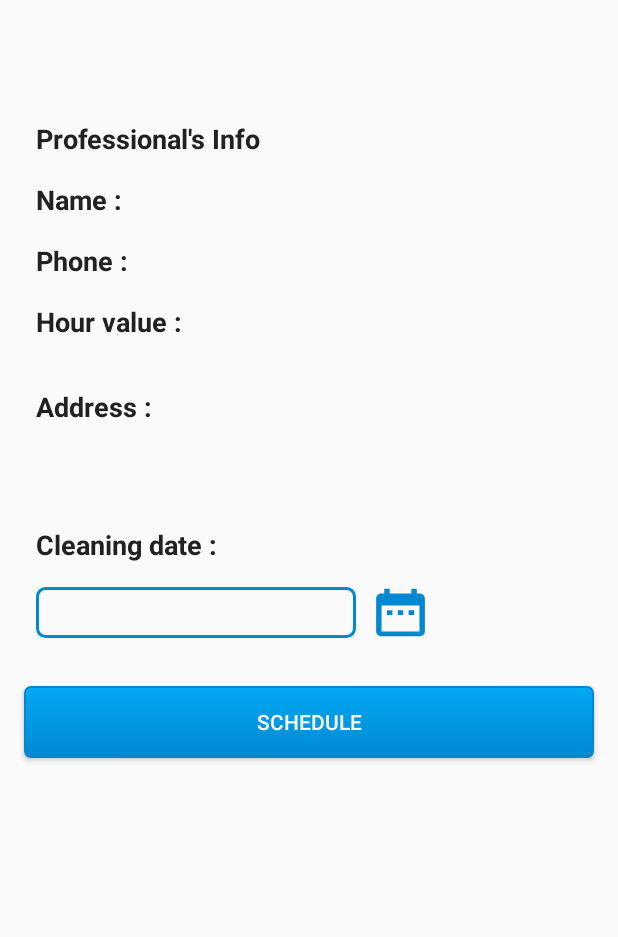
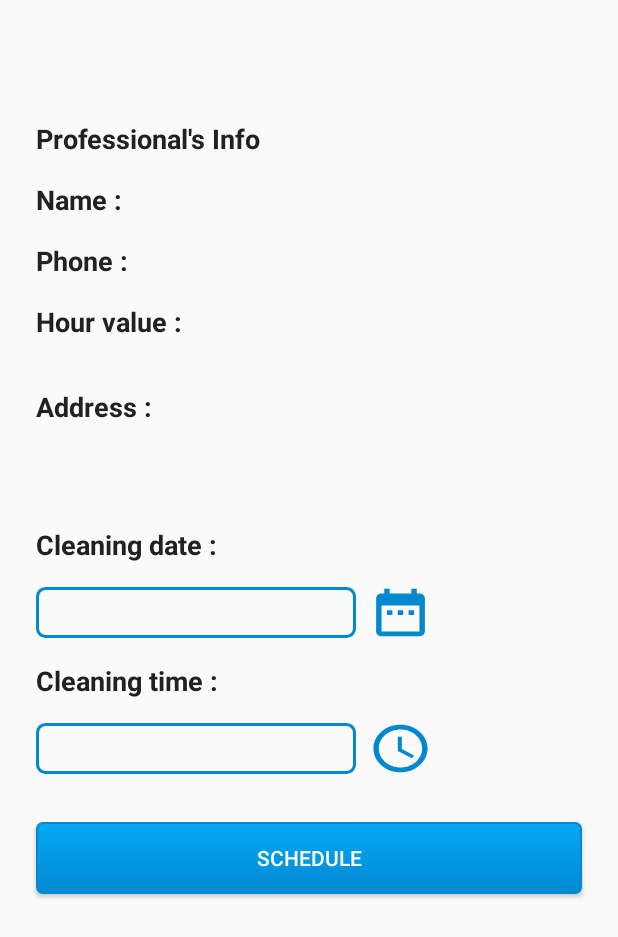
Before and after one commit to jjaviles2010/Clean, an Android app: the CleanerDetailActivity screen opened directly, with no data from a screen before it, on a phone screen of 412 x 824 dp. Shown: the top 937 px of the screen. Run offline under Robolectric (Android 15) with nearby library versions, the light colour scheme and no system bars.

Commit message:
Incluindo campos de data e hora na tela de Detalhes da Diarista.

```diff
--- a/app/src/main/java/com/fiap18Mob/clean/view/cleanerDetail/CleanerDetailActivity.kt
+++ b/app/src/main/java/com/fiap18Mob/clean/view/cleanerDetail/CleanerDetailActivity.kt
@@ -1,13 +1,46 @@
 package com.fiap18Mob.clean.view.cleanerDetail
 
+import android.app.DatePickerDialog
+import android.app.TimePickerDialog
 import androidx.appcompat.app.AppCompatActivity
 import android.os.Bundle
 import com.fiap18Mob.clean.R
+import kotlinx.android.synthetic.main.activity_cleaner_detail.*
+import java.util.*
+import javax.xml.datatype.DatatypeConstants.MONTHS
 
 class CleanerDetailActivity : AppCompatActivity() {
 
     override fun onCreate(savedInstanceState: Bundle?) {
         super.onCreate(savedInstanceState)
         setContentView(R.layout.activity_cleaner_detail)
+
+        btnDatePicker.setOnClickListener { selectDate() }
+        btnTimePicker.setOnClickListener { selectTime() }
+    }
+
+    fun selectDate() {
+        val calendar = Calendar.getInstance()
+        val year = calendar.get(Calendar.YEAR)
+        val month = calendar.get(Calendar.MONTH)
+        val day = calendar.get(Calendar.DAY_OF_MONTH)
+
+        val datePickerDialog = DatePickerDialog(this, DatePickerDialog.OnDateSetListener { view, year, monthOfYear, dayOfMonth ->
+            etScheduleDate.setText("$dayOfMonth/$monthOfYear/$year")
+        }, year, month, day)
+
+        datePickerDialog.show()
+    }
+
+    fun selectTime() {
+        val calendar = Calendar.getInstance()
+        val hour = calendar.get(Calendar.HOUR_OF_DAY)
+        val minute = calendar.get(Calendar.MINUTE);
+
+        val timePickerDialog = TimePickerDialog(this, TimePickerDialog.OnTimeSetListener { view, hourOfDay, minute ->
+            etCleaningTime.setText("$hourOfDay:$minute")
+        }, hour, minute, false)
+
+        timePickerDialog.show()
     }
 }
--- /dev/null
+++ b/app/src/main/res/drawable/ic_access_time_black_24dp.xml
@@ -0,0 +1,5 @@
+<vector android:height="24dp" android:tint="#0288D1"
+    android:viewportHeight="24.0" android:viewportWidth="24.0"
+    android:width="24dp" xmlns:android="http://schemas.android.com/apk/res/android">
+    <path android:fillColor="#FF000000" android:pathData="M11.99,2C6.47,2 2,6.48 2,12s4.47,10 9.99,10C17.52,22 22,17.52 22,12S17.52,2 11.99,2zM12,20c-4.42,0 -8,-3.58 -8,-8s3.58,-8 8,-8 8,3.58 8,8 -3.58,8 -8,8zM12.5,7H11v6l5.25,3.15 0.75,-1.23 -4.5,-2.67z"/>
+</vector>
--- a/app/src/main/res/layout/activity_cleaner_detail.xml
+++ b/app/src/main/res/layout/activity_cleaner_detail.xml
@@ -21,11 +21,11 @@
 
     <TextView
         android:id="@+id/tvNameLbl"
+        style="@style/custom_label_bold"
         android:layout_width="wrap_content"
         android:layout_height="wrap_content"
         android:layout_marginTop="16dp"
         android:text="@string/tvNameLbl"
-        style="@style/custom_label_bold"
         app:layout_constraintStart_toStartOf="@+id/tvProfessionalInfo"
         app:layout_constraintTop_toBottomOf="@+id/tvProfessionalInfo" />
 
@@ -41,11 +41,11 @@
 
     <TextView
         android:id="@+id/tvPhoneNumLbl"
+        style="@style/custom_label_bold"
         android:layout_width="wrap_content"
         android:layout_height="wrap_content"
         android:layout_marginTop="16dp"
         android:text="@string/tvPhoneLbl"
-        style="@style/custom_label_bold"
         app:layout_constraintStart_toStartOf="@+id/tvNameLbl"
         app:layout_constraintTop_toBottomOf="@+id/tvNameLbl" />
 
@@ -75,9 +75,9 @@
         android:layout_height="wrap_content"
         android:layout_marginStart="16dp"
         android:layout_marginTop="20dp"
-        tools:text="150.45"
         app:layout_constraintStart_toEndOf="@+id/tvHourValLbl"
-        app:layout_constraintTop_toBottomOf="@+id/tvPhoneNumValue" />
+        app:layout_constraintTop_toBottomOf="@+id/tvPhoneNumValue"
+        tools:text="150.45" />
 
     <TextView
         android:id="@+id/tvAddress"
@@ -94,15 +94,15 @@
         android:layout_width="wrap_content"
         android:layout_height="wrap_content"
         android:layout_marginTop="16dp"
-        tools:text="Rua Inhambu 954, AP 35B, Vila Uberabinha, São Paulo, SP"
         app:layout_constraintStart_toStartOf="@+id/tvAddress"
-        app:layout_constraintTop_toBottomOf="@+id/tvAddress" />
+        app:layout_constraintTop_toBottomOf="@+id/tvAddress"
+        tools:text="Rua Inhambu 954, AP 35B, Vila Uberabinha, São Paulo, SP" />
 
     <EditText
         android:id="@+id/etScheduleDate"
+        style="@style/custom_edittext"
         android:layout_width="wrap_content"
         android:layout_height="wrap_content"
-        style="@style/custom_edittext"
         android:layout_marginTop="16dp"
         android:ems="10"
         android:inputType="date"
@@ -111,11 +111,11 @@
 
     <TextView
         android:id="@+id/tvServiceDate"
+        style="@style/custom_label_bold"
         android:layout_width="wrap_content"
         android:layout_height="wrap_content"
         android:layout_marginTop="32dp"
         android:text="@string/tvCleaningDate"
-        style="@style/custom_label_bold"
         app:layout_constraintStart_toStartOf="@+id/tvFullAddress"
         app:layout_constraintTop_toBottomOf="@+id/tvFullAddress" />
 
@@ -133,14 +133,48 @@
 
     <Button
         android:id="@+id/btnScheduleService"
+        style="@style/custom_button"
         android:layout_width="match_parent"
         android:layout_height="wrap_content"
-        android:layout_marginStart="16dp"
+        android:layout_marginStart="24dp"
         android:layout_marginTop="32dp"
-        android:layout_marginEnd="16dp"
+        android:layout_marginEnd="24dp"
         android:text="@string/btnSchedule"
+        app:layout_constraintEnd_toEndOf="parent"
+        app:layout_constraintStart_toStartOf="@+id/etCleaningTime"
+        app:layout_constraintTop_toBottomOf="@+id/etCleaningTime" />
+
+    <EditText
+        android:id="@+id/etCleaningTime"
+        style="@style/custom_edittext"
+        android:layout_width="wrap_content"
+        android:layout_height="wrap_content"
+        android:layout_marginTop="16dp"
+        android:ems="10"
+        android:inputType="time"
+        app:layout_constraintEnd_toEndOf="@+id/etScheduleDate"
+        app:layout_constraintStart_toStartOf="@+id/tvCleaningTime"
+        app:layout_constraintTop_toBottomOf="@+id/tvCleaningTime" />
+
+    <Button
+        android:id="@+id/btnTimePicker"
         style="@style/custom_button"
-        app:layout_constraintEnd_toEndOf="parent"
-        app:layout_constraintStart_toStartOf="parent"
+        android:layout_width="43dp"
+        android:layout_height="38dp"
+        android:layout_marginStart="8dp"
+
+        android:background="@drawable/ic_access_time_black_24dp"
+        app:layout_constraintBottom_toBottomOf="@+id/etCleaningTime"
+        app:layout_constraintStart_toEndOf="@+id/etCleaningTime"
+        app:layout_constraintTop_toTopOf="@+id/etCleaningTime" />
+
+    <TextView
+        android:id="@+id/tvCleaningTime"
+        android:layout_width="wrap_content"
+        android:layout_height="wrap_content"
+        style="@style/custom_label_bold"
+        android:layout_marginTop="16dp"
+        android:text="@string/tvCleaningTime"
+        app:layout_constraintStart_toStartOf="@+id/etScheduleDate"
         app:layout_constraintTop_toBottomOf="@+id/etScheduleDate" />
 </androidx.constraintlayout.widget.ConstraintLayout>
--- a/app/src/main/res/values/strings.xml
+++ b/app/src/main/res/values/strings.xml
@@ -57,4 +57,5 @@
     <string name="crash_me">Crash me!</string>
     <string name="tvCleaningDate">Cleaning date :</string>
     <string name="btnSchedule">Schedule</string>
+    <string name="tvCleaningTime">Cleaning time :</string>
 </resources>
```
Also changed, not shown: 1 other file.
